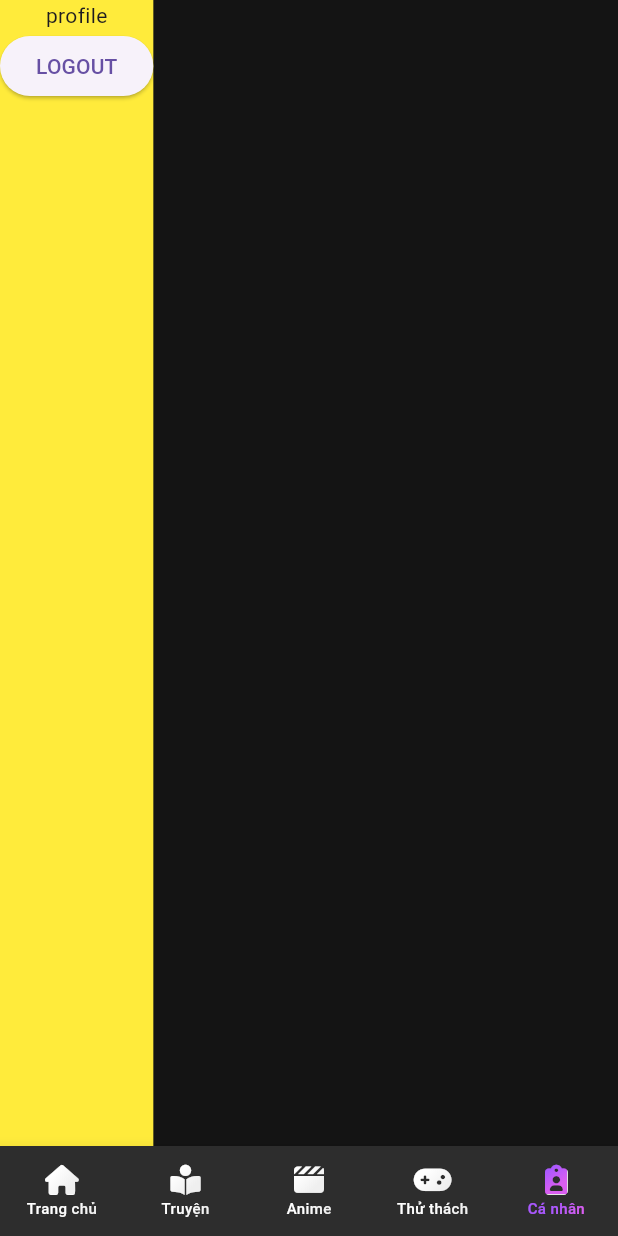
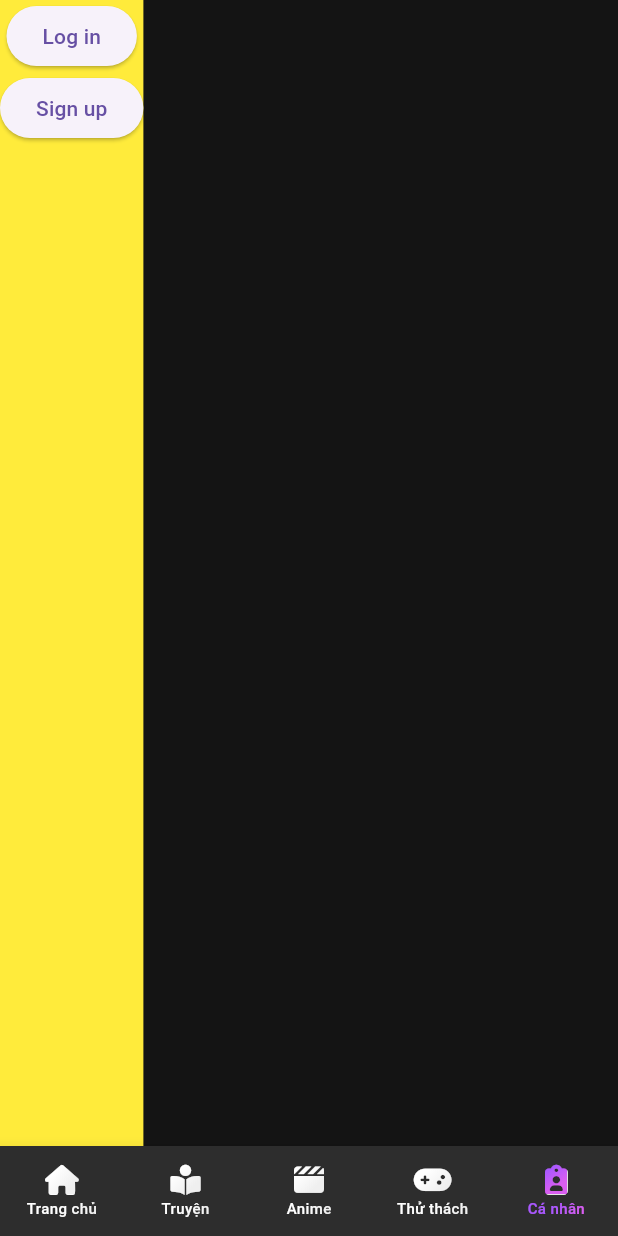
Before and after one commit to SonDangUIT1111/AnimeEntertainment, a Flutter app: the MyHomePage screen opened directly, item 5 of the bottom bar chosen, on a phone screen of 412 x 824 dp. Run offline on Flutter 3.47's test engine with Material 3 defaults, Android fonts, the phone set to English and light mode, and no system bars; drawn by our look-alikes of animated_bottom_navigation_bar; our stand-ins replace auto_size_text, cached_network_image, font_awesome_flutter, getwidget, shared_preferences and 1 more; missing offline and left inert: dart:ffi, flutter_stripe; accounts and stored records are empty; network calls fail.

Commit message:
Comple write api login register and services

```diff
--- a/client/lib/pages/login.dart
+++ b/client/lib/pages/login.dart
@@ -1,7 +1,9 @@
 import 'dart:convert';
 
+import 'package:anime_and_comic_entertainment/providers/user_provider.dart';
 import 'package:anime_and_comic_entertainment/services/auth_api.dart';
 import 'package:flutter/material.dart';
+import 'package:provider/provider.dart';
 
 class Login extends StatefulWidget {
   const Login({super.key});
@@ -32,8 +34,7 @@ class _LoginState extends State<Login> {
             child: Text(textting)),
         ElevatedButton(
             onPressed: () async {
-              var result =
-                  await AuthApi.login(context, "antonio@gmail.com", "123");
+              var result = await AuthApi.login(context, "0123456789", "123");
               setState(() {
                 textting = "hehe";
               });
@@ -43,3 +44,31 @@ class _LoginState extends State<Login> {
     ));
   }
 }
+
+class LoginOrProfileComponent extends StatefulWidget {
+  const LoginOrProfileComponent({super.key});
+
+  @override
+  State<LoginOrProfileComponent> createState() =>
+      _LoginOrProfileComponentState();
+}
+
+class _LoginOrProfileComponentState extends State<LoginOrProfileComponent> {
+  @override
+  Widget build(BuildContext context) {
+    return Provider.of<UserProvider>(context)
+                .user
+                .authentication['sessionToken'] !=
+            ""
+        ? Container(
+            child: Text("Logout"),
+          )
+        : Container(
+            child: ElevatedButton(
+                onPressed: () async {
+                  await AuthApi.login(context, "antonio@gmail.com", "123");
+                },
+                child: Text('Log in')),
+          );
+  }
+}
--- a/client/lib/pages/profile.dart
+++ b/client/lib/pages/profile.dart
@@ -1,5 +1,7 @@
+import 'package:anime_and_comic_entertainment/providers/user_provider.dart';
 import 'package:anime_and_comic_entertainment/services/auth_api.dart';
 import 'package:flutter/material.dart';
+import 'package:provider/provider.dart';
 
 class Profile extends StatelessWidget {
   const Profile({super.key});
@@ -10,13 +12,45 @@ class Profile extends StatelessWidget {
         color: Colors.yellow,
         child: Column(
           children: [
-            Text('profile'),
+            LoginOrProfileComponent(),
             ElevatedButton(
-                onPressed: () {
-                  AuthApi.signOut(context);
+                onPressed: () async {
+                  await AuthApi.register(context, '1234557890', '123');
                 },
-                child: Text('LOGOUT'))
+                child: Text("Sign up"))
           ],
         ));
   }
 }
+
+class LoginOrProfileComponent extends StatefulWidget {
+  const LoginOrProfileComponent({super.key});
+
+  @override
+  State<LoginOrProfileComponent> createState() =>
+      _LoginOrProfileComponentState();
+}
+
+class _LoginOrProfileComponentState extends State<LoginOrProfileComponent> {
+  @override
+  Widget build(BuildContext context) {
+    return Provider.of<UserProvider>(context)
+                .user
+                .authentication['sessionToken'] !=
+            ""
+        ? Container(
+            child: ElevatedButton(
+                onPressed: () {
+                  AuthApi.signOut(context);
+                },
+                child: Text('LOGOUT')),
+          )
+        : Container(
+            child: ElevatedButton(
+                onPressed: () async {
+                  await AuthApi.login(context, "0123456789", "123");
+                },
+                child: Text('Log in')),
+          );
+  }
+}
```
Also changed, not shown: client/lib/pages/splash.dart (+3 -13 lines), client/lib/services/auth_api.dart (+30 -7 lines), 4 other files.
